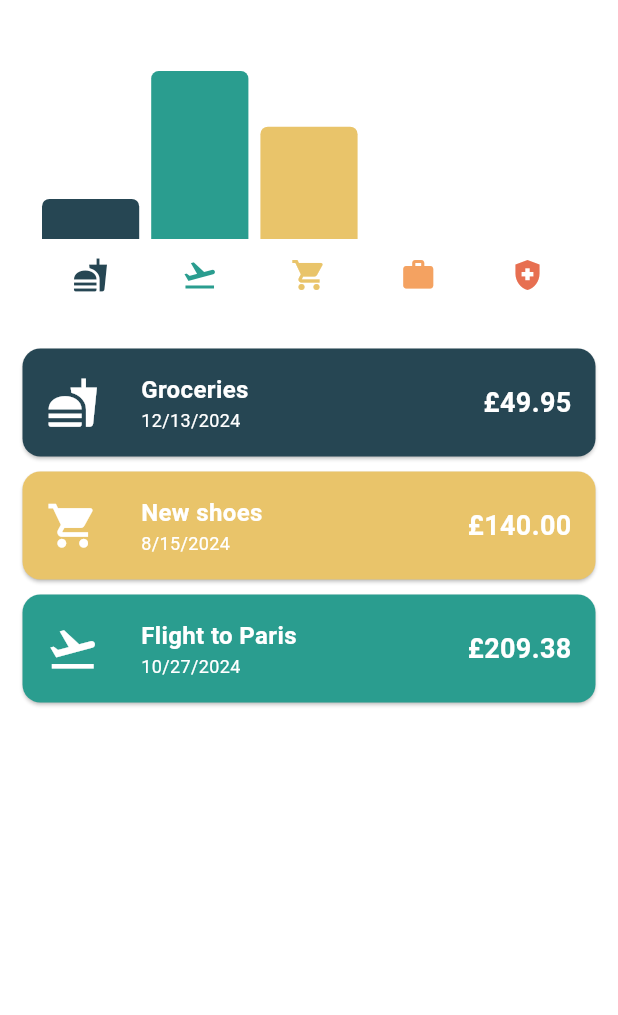
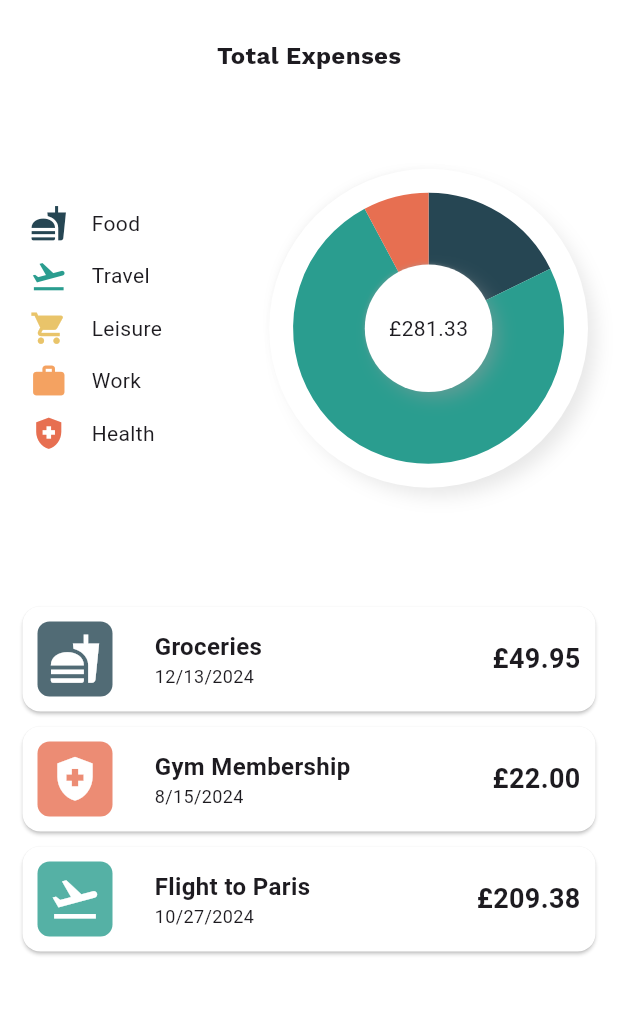
Before and after one commit to ramyadnan/Expense-Tracker, a Flutter app: the screen it shows after launch, on a phone screen of 412 x 824 dp, the part 61-1076 px from its top. Run offline on Flutter 3.47's test engine with Material 3 defaults, Android fonts, the phone set to English and light mode, and no system bars; our stand-ins replace google_fonts.

Commit message:
change to pie chart

```diff
--- /dev/null
+++ b/lib/widgets/chart/categories_row.dart
@@ -0,0 +1,32 @@
+import 'package:flutter/material.dart';
+
+class CategoriesRow extends StatelessWidget {
+  const CategoriesRow({
+    super.key,
+    required this.icon,
+    required this.color,
+    required this.category,
+  });
+
+  final IconData icon;
+  final Color color;
+  final String category;
+
+  @override
+  Widget build(BuildContext context) {
+    return Padding(
+      padding: const EdgeInsets.symmetric(vertical: 5.0),
+      child: Row(
+        children: <Widget>[
+          Icon(
+            icon,
+            color: color,
+            size: 25,
+          ),
+          const SizedBox(width: 16),
+          Text( '${category[0].toUpperCase()}${category.substring(1).toLowerCase()}'),
+        ],
+      ),
+    );
+  }
+}
--- /dev/null
+++ b/lib/widgets/chart/chart_pie.dart
@@ -0,0 +1,66 @@
+import 'package:expense_tracker/widgets/chart/categories_row.dart';
+import 'package:expense_tracker/widgets/chart/pie_chart_view.dart';
+import 'package:flutter/material.dart';
+import 'package:google_fonts/google_fonts.dart';
+
+import 'package:expense_tracker/models/expense.dart';
+
+class ChartPie extends StatelessWidget {
+  const ChartPie({super.key, required this.expenses});
+
+  final List<Expense> expenses;
+
+  List<ExpenseBucket> get buckets {
+    return [
+      ExpenseBucket.forCategory(expenses, Category.food),
+      ExpenseBucket.forCategory(expenses, Category.travel),
+      ExpenseBucket.forCategory(expenses, Category.leisure),
+      ExpenseBucket.forCategory(expenses, Category.work),
+      ExpenseBucket.forCategory(expenses, Category.health),
+    ];
+  }
+
+  @override
+  Widget build(BuildContext context) {
+    final height = MediaQuery.of(context).size.height;
+    return Expanded(
+      child: SizedBox(
+        height: height * 0.3,
+        child: Padding(
+          padding: const EdgeInsets.fromLTRB(20, 10, 20, 10),
+          child: Column(
+            children: <Widget>[
+              Text(
+                'Total Expenses',
+                style: GoogleFonts.workSans(
+                  fontSize: 16,
+                  fontWeight: FontWeight.w700,
+                ),
+              ),
+              Expanded(
+                child: Row(
+                  children: <Widget>[
+                    Expanded(
+                      flex: 3,
+                      child: Column(
+                        mainAxisAlignment: MainAxisAlignment.center,
+                        children: buckets.map(
+                          (bucket) => CategoriesRow(
+                            icon: categoryIcons[bucket.category]!,
+                            color: categoryColors[bucket.category]!,
+                            category: bucket.category.toString().split('.').last,
+                          ),
+                        ).toList(),
+                      ),
+                    ),
+                    PieChartView(buckets: buckets)
+                  ],
+                ),
+              ),
+            ],
+          ),
+        ),
+      ),
+    );
+  }
+}
--- /dev/null
+++ b/lib/widgets/chart/pie_chart.dart
@@ -0,0 +1,46 @@
+import 'dart:math';
+
+import 'package:flutter/material.dart';
+import 'package:expense_tracker/models/expense.dart';
+
+class PieChart extends CustomPainter {
+  PieChart({
+    required this.width,
+    required this.buckets,
+  });
+
+  final List<ExpenseBucket> buckets;
+  final double width;
+
+
+  @override
+  void paint(Canvas canvas, Size size) {
+    Offset center = Offset(size.width / 2, size.height / 2);
+    double radius = min(size.width/2, size.height/2);
+
+    var paint = Paint()
+      ..style = PaintingStyle.stroke
+      ..strokeWidth = width/2;
+
+    double total = buckets.fold(0, (sum, bucket) => sum + bucket.totalExpenses);
+    double startRadian = -pi/2;
+
+    for (var index = 0; index < buckets.length; index++) {
+      var bucket = buckets[index];
+      // Amount of length to paint is a percentage of the perimeter of a circle (2 x pi)
+      final sweepRadian = bucket.totalExpenses / total * 2 * pi;
+      paint.color = categoryColors[bucket.category]!;
+      canvas.drawArc(
+        Rect.fromCircle(center: center, radius: radius),
+        startRadian,
+        sweepRadian,
+        false,
+        paint,
+      );
+      startRadian += sweepRadian;
+    }
+  }
+
+  @override
+  bool shouldRepaint(CustomPainter oldDelegate) => true;
+}
--- /dev/null
+++ b/lib/widgets/chart/pie_chart_view.dart
@@ -0,0 +1,86 @@
+import 'package:flutter/material.dart';
+import 'package:expense_tracker/widgets/chart/pie_chart.dart';
+import 'package:expense_tracker/models/expense.dart';
+
+class PieChartView extends StatelessWidget {
+  const PieChartView({
+    super.key,
+    required this.buckets,
+  });
+
+  final List<ExpenseBucket> buckets;
+
+  double get total {
+    return buckets.fold(0, (sum, bucket) => sum + bucket.totalExpenses);
+  }
+
+  @override
+  Widget build(BuildContext context) {
+    return Expanded(
+      flex: 4,
+      child: LayoutBuilder(
+        builder: (context, constraint) => Container(
+          decoration: BoxDecoration(
+            shape: BoxShape.circle,
+            color: Theme.of(context).colorScheme.onPrimary,
+            boxShadow: [
+              BoxShadow(
+                color: Colors.grey.withOpacity(0.35),
+                spreadRadius: -10,
+                blurRadius: 7,
+                offset: const Offset(-5, -5),
+              ),
+              BoxShadow(
+                color: Colors.grey.withOpacity(0.25),
+                spreadRadius: -2,
+                blurRadius: 10,
+                offset: const Offset(7, 7),
+              ),
+            ],
+          ),
+          child: Stack(
+            children: [
+              Center(
+                child: SizedBox(
+                  width: constraint.maxWidth * 0.6,
+                  child: CustomPaint(
+                    child: Center(),
+                    foregroundPainter: PieChart(
+                      width: constraint.maxWidth * 0.5,
+                      buckets: buckets,
+                    ),
+                  ),
+                ),
+              ),
+              Center(
+                child: Container(
+                  height: constraint.maxWidth * 0.4,
+                  decoration: BoxDecoration(
+                    color: Colors.white,
+                    shape: BoxShape.circle,
+                    boxShadow: [
+                      BoxShadow(
+                        blurRadius: 1,
+                        offset: const Offset(-1, -1),
+                        color: Colors.grey.withOpacity(0.25),
+                      ),
+                      BoxShadow(
+                        spreadRadius: -2,
+                        blurRadius: 10,
+                        offset: const Offset(5, 5),
+                        color: Colors.grey.withOpacity(0.5),
+                      )
+                    ],
+                  ),
+                  child: Center(
+                    child: Text('\£${(total).toStringAsFixed(2)}'),
+                  ),
+                ),
+              ),
+            ],
+          ),
+        ),
+      ),
+    );
+  }
+}
--- a/lib/widgets/expenses.dart
+++ b/lib/widgets/expenses.dart
@@ -3,7 +3,7 @@ import 'package:intl/intl.dart';
 import 'package:expense_tracker/widgets/new_expense.dart';
 import 'package:expense_tracker/widgets/expenses_list/expenses_list.dart';
 import 'package:expense_tracker/models/expense.dart';
-import 'package:expense_tracker/widgets/chart/chart.dart';
+import 'package:expense_tracker/widgets/chart/chart_pie.dart';
 
 class Expenses extends StatefulWidget{
   const Expenses({super.key});
@@ -23,10 +23,10 @@ class _ExpensesState extends State<Expenses>{
       category: Category.food,
     ),
     Expense(
-      title: 'New shoes',
-      amount: 140.0,
+      title: 'Gym Membership',
+      amount: 22.0,
       date: DateFormat('dd/MM/yyyy').parse('15/08/2024'),
-      category: Category.leisure,
+      category: Category.health,
     ),
     Expense(
       title: 'Flight to Paris',
@@ -100,9 +100,8 @@ class _ExpensesState extends State<Expenses>{
       ),
       body: Column(
         children: [
-          Chart(expenses: _registeredExpenses),
-          Expanded(child: mainContent,
-          ),
+          ChartPie(expenses: _registeredExpenses),
+          Expanded(child: mainContent),
         ],
       ),
     );
--- a/lib/widgets/expenses_list/expense_item.dart
+++ b/lib/widgets/expenses_list/expense_item.dart
@@ -9,15 +9,26 @@ class ExpenseItem extends StatelessWidget {
   @override
   Widget build(BuildContext context) {
     return Card(
-      color: categoryColors[expense.category],
+      color: Theme.of(context).colorScheme.onPrimary,
       child: Padding(
-        padding: const EdgeInsets.all(16),
+        padding: const EdgeInsets.all(10),
         child: Row(
           children: [
-            Icon(
-              categoryIcons[expense.category],
-              color: Colors.white,
-              size: 35,
+            Container(
+              height: 50,
+              width: 50,
+              decoration: BoxDecoration(
+                color: categoryColors[expense.category]!.withOpacity(0.8),
+                shape: BoxShape.rectangle,
+                borderRadius: BorderRadius.circular(8),
+              ),
+              child: Center(
+                child: Icon(
+                  categoryIcons[expense.category],
+                  color: Colors.white,
+                  size: 35, // Size of the icon
+                ),
+              ),
             ),
             const SizedBox(width: 28),
             Column(
@@ -28,14 +39,14 @@ class ExpenseItem extends StatelessWidget {
                   style: const TextStyle(
                     fontWeight: FontWeight.bold,
                     fontSize: 16,
-                    color: Colors.white,
+                    // color: Colors.white,
                   ),
                 ),
                 Text(
                   expense.formattedDate,
                   style: const TextStyle(
                     fontSize: 12,
-                    color: Colors.white,
+                    // color: Colors.white,
                   ),
                 ),
               ],
@@ -45,7 +56,7 @@ class ExpenseItem extends StatelessWidget {
               '£${expense.amount.toStringAsFixed(2)}',
               style: const TextStyle(
                 fontWeight: FontWeight.bold,
-                color: Colors.white,
+                // color: Colors.white,
                 fontSize: 18,
               ),
             ),
--- a/pubspec.yaml
+++ b/pubspec.yaml
@@ -36,8 +36,9 @@ dependencies:
   # Use with the CupertinoIcons class for iOS style icons.
   cupertino_icons: ^1.0.6
   uuid: ^4.5.0
-  intl: ^0.19.0
+  intl: ^0.20.1
   flutter_slidable: ^3.1.1
+  google_fonts: ^6.2.1
 
 dev_dependencies:
   flutter_test:
@@ -48,7 +49,7 @@ dev_dependencies:
   # activated in the `analysis_options.yaml` file located at the root of your
   # package. See that file for information about deactivating specific lint
   # rules and activating additional ones.
-  flutter_lints: ^3.0.0
+  flutter_lints: ^4.0.0
 
 # For information on the generic Dart part of this file, see the
 # following page: https://dart.dev/tools/pub/pubspec
```
Also changed, not shown: lib/main.dart (+7 -0 lines), lib/widgets/chart/chart.dart (+0 -8 lines), pubspec.lock, 7 other files.
